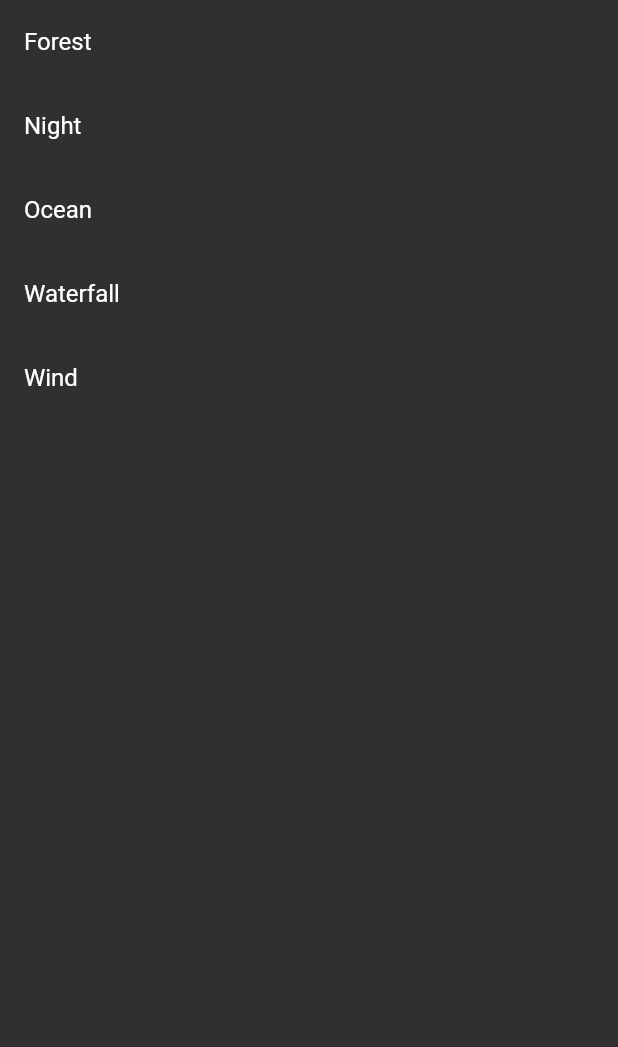
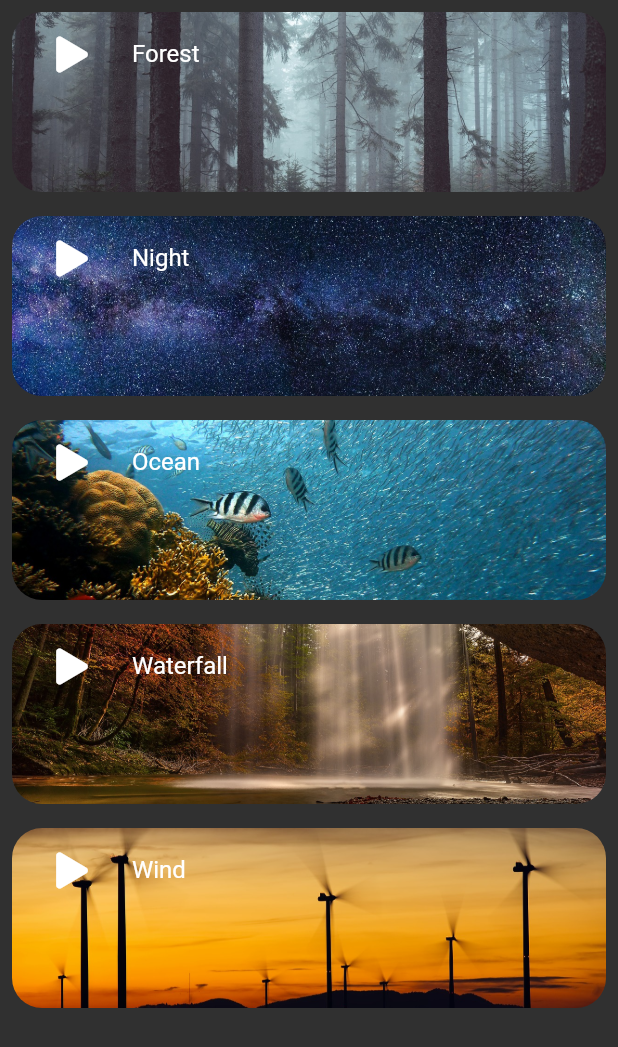
Before and after one commit to FedotovV/Meditations_app, a Flutter app: the screen it shows after launch, on a phone screen of 412 x 824 dp. Shown: the top 1047 px of the screen. Run offline on Flutter 3.47's test engine with Material 2 defaults, Android fonts, the phone set to English and light mode, and no system bars; our stand-ins replace font_awesome_flutter, just_audio.

Commit message:
final_version app

```diff
--- a/lib/main.dart
+++ b/lib/main.dart
@@ -13,7 +13,7 @@ class MyApp extends StatelessWidget {
   Widget build(BuildContext context) {
     return MaterialApp(
       theme: ThemeData.dark(),
-      home: MeditationAppScreen(),
+      home: const MeditationAppScreen(),
     );
   }
 }
--- a/lib/screen/meditation_app_screen.dart
+++ b/lib/screen/meditation_app_screen.dart
@@ -1,8 +1,10 @@
 import 'package:flutter/material.dart';
 import 'package:meditations_app/items/meditation_item.dart';
+import 'package:just_audio/just_audio.dart';
+import 'package:font_awesome_flutter/font_awesome_flutter.dart';
 
 class MeditationAppScreen extends StatefulWidget {
-  MeditationAppScreen({Key? key}) : super(key: key);
+  const MeditationAppScreen({Key? key}) : super(key: key);
 
   @override
   _MeditationAppScreenState createState() => _MeditationAppScreenState();
@@ -12,25 +14,29 @@ class _MeditationAppScreenState extends State<MeditationAppScreen> {
   final List<Item> items = [
     Item(
         itemName: "Forest",
-        audioPath: "meditation_audio/forest.mp3",
+        audioPath: "meditation_audios/forest.mp3",
         imagePath: "meditation_images/forest.jpeg"),
     Item(
         itemName: "Night",
-        audioPath: "meditation_audio/night.mp3",
+        audioPath: "meditation_audios/night.mp3",
         imagePath: "meditation_images/night.jpeg"),
     Item(
         itemName: "Ocean",
-        audioPath: "meditation_audio/ocean.mp3",
+        audioPath: "meditation_audios/ocean.mp3",
         imagePath: "meditation_images/ocean.jpeg"),
     Item(
         itemName: "Waterfall",
-        audioPath: "meditation_audio/waterfall.mp3",
+        audioPath: "meditation_audios/waterfall.mp3",
         imagePath: "meditation_images/waterfall.jpeg"),
     Item(
         itemName: "Wind",
-        audioPath: "meditation_audio/wind.mp3",
+        audioPath: "meditation_audios/wind.mp3",
         imagePath: "meditation_images/wind.jpeg"),
   ];
+
+  final AudioPlayer audioPlayer = AudioPlayer();
+
+  int? playingIndex;
 
   @override
   Widget build(BuildContext context) {
@@ -39,13 +45,49 @@ class _MeditationAppScreenState extends State<MeditationAppScreen> {
         child: ListView.builder(
             itemCount: items.length,
             itemBuilder: (context, index) {
-            return Container(
-              width: 100,
+              return Padding(
+                padding: const EdgeInsets.all(8.0),
+                child: Container(
+                  width: 120,
+                  height: 120,
+                  decoration: BoxDecoration(
+                    borderRadius: BorderRadius.circular(20),
+                    image: DecorationImage(
+                      fit: BoxFit.cover,
+                      image: AssetImage(items[index].imagePath),
+                    ),
+                  ),
                   child: ListTile(
                     title: Text(items[index].itemName),
+                    leading: IconButton(
+                      icon: playingIndex == index
+                          ? const FaIcon(FontAwesomeIcons.stop)
+                          : const FaIcon(FontAwesomeIcons.play),
+                      onPressed: () async {
+                        if (playingIndex == index) {
+                          playingIndex = null;
+                          setState(() {
+                            audioPlayer.stop();
+                          });
+                        } else {
+                          try {
+                            audioPlayer.setAsset(items[index].audioPath);
+                            await audioPlayer.play();
+                            setState(() {
+                              playingIndex = index;
+                            });
+                          } catch (error) {
+                            // ignore: avoid_print
+                            print(error);
+                          }
+                        }
+                      },
+                    ),
+                  ),
                 ),
               );
             }),
-    ));
+      ),
+    );
   }
 }
--- a/pubspec.yaml
+++ b/pubspec.yaml
@@ -34,6 +34,8 @@ dependencies:
   # The following adds the Cupertino Icons font to your application.
   # Use with the CupertinoIcons class for iOS style icons.
   cupertino_icons: ^1.0.2
+  just_audio: ^0.9.12
+  font_awesome_flutter: ^9.1.0
 
 dev_dependencies:
   flutter_test:
```
Also changed, not shown: pubspec.lock. Lines whose indentation alone changed are shown as unchanged.
